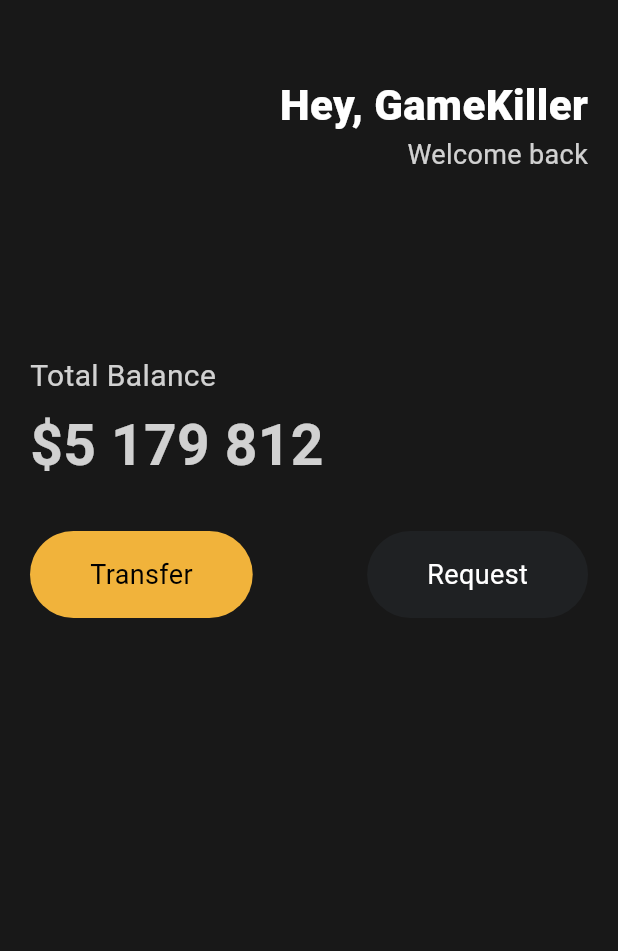
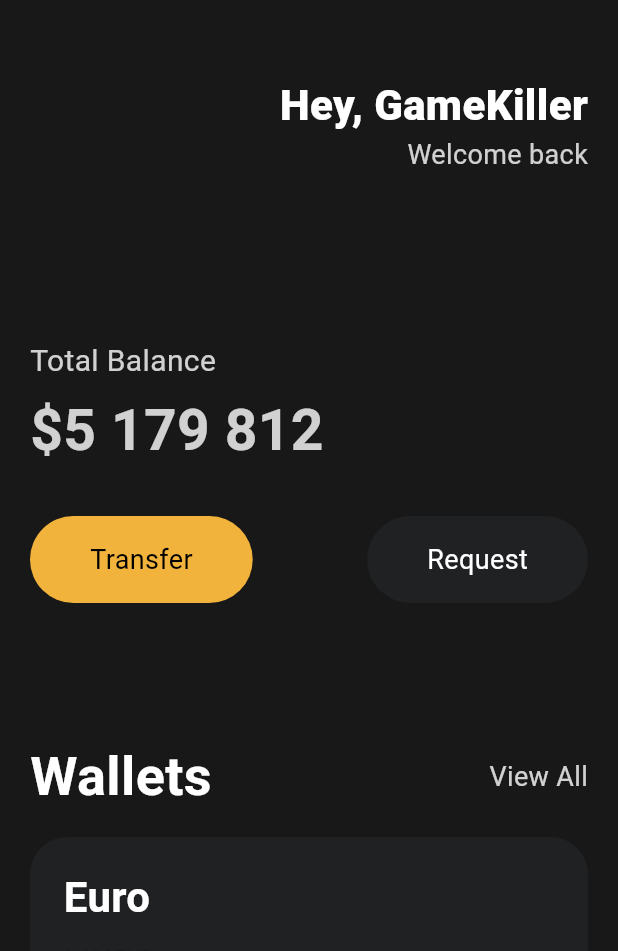
Before and after one commit to gk7734/G-Pay, a Flutter app: the screen it shows after launch, on a phone screen of 412 x 824 dp. Shown: the top 951 px of the screen. Run offline on Flutter 3.47's test engine with Material 3 defaults, Android fonts, the phone set to English and light mode, and no system bars.

Commit message:
add to Card

```diff
--- a/lib/main.dart
+++ b/lib/main.dart
@@ -1,7 +1,8 @@
+import 'package:flutter/cupertino.dart';
 import 'package:flutter/material.dart';
 import 'dart:io' show Platform;
 
-import 'package:toonflix/widgets/button.dart';
+import 'package:GPay/widgets/button.dart';
 
 void main() {
   runApp(const App());
@@ -48,8 +49,8 @@ class App extends StatelessWidget {
                   )
                 ],
               ),
-                const SizedBox(
-                  height: 120,
+              SizedBox(
+                height: Platform.isAndroid ? 110 : 120,
               ),
               Text(
                 "Total Balance",
@@ -64,7 +65,7 @@ class App extends StatelessWidget {
               Text(
                 "\$5 179 812",
                 style: TextStyle(
-                    fontSize: Platform.isAndroid ? 38 : 45,
+                  fontSize: Platform.isAndroid ? 38 : 48,
                   fontWeight: FontWeight.w600,
                   color: Colors.white.withOpacity(0.8),
                 ),
@@ -87,12 +88,75 @@ class App extends StatelessWidget {
                   ),
                 ],
               ),
-                const SizedBox(
-
+              SizedBox(
+                height: Platform.isAndroid ? 90 : 100,
+              ),
+              Row(
+                crossAxisAlignment: CrossAxisAlignment.end,
+                mainAxisAlignment: MainAxisAlignment.spaceBetween,
+                children: [
+                  const Text(
+                    "Wallets",
+                    style: TextStyle(
+                      color: Colors.white,
+                      fontSize: 36,
+                      fontWeight: FontWeight.w600,
+                    ),
+                  ),
+                  Padding(
+                    padding: EdgeInsets.symmetric(
+                        vertical: Platform.isAndroid ? 12 : 8),
+                    child: Text(
+                      "View All",
+                      style: TextStyle(
+                        color: Colors.white.withOpacity(0.8),
+                        fontSize: 18,
+                      ),
+                    ),
                   ),
                 ],
               ),
-          )),
+              SizedBox(
+                height: Platform.isAndroid ? 15 : 20,
+              ),
+              Container(
+                decoration: BoxDecoration(
+                  color: const Color(0xFF1F2123),
+                  borderRadius: BorderRadius.circular(25),
+                ),
+                child: Padding(
+                  padding: const EdgeInsets.all(20),
+                  child: Row(
+                    children: [
+                      Column(
+                        children: [
+                          Text(
+                            "Euro",
+                            style: TextStyle(
+                              color: Colors.white,
+                              fontSize: Platform.isAndroid ? 28 : 32,
+                              fontWeight: FontWeight.w600
+                            ),
+                          ),
+                          const SizedBox(
+                            height: 10,
+                          ),
+                          const Row(
+                            children: [
+                              Text("6 428"),
+                              Text("EUR"),
+                            ],
+                          ),
+                        ],
+                      ),
+                    ],
+                  ),
+                ),
+              )
+            ],
+          ),
+        ),
+      ),
     );
   }
 }
--- a/pubspec.yaml
+++ b/pubspec.yaml
@@ -1,4 +1,4 @@
-name: toonflix
+name: GPay
 description: "A new Flutter project."
 # The following line prevents the package from being accidentally published to
 # pub.dev using `flutter pub publish`. This is preferred for private packages.
```
Also changed, not shown: 2 other files. Lines whose indentation alone changed are shown as unchanged.
